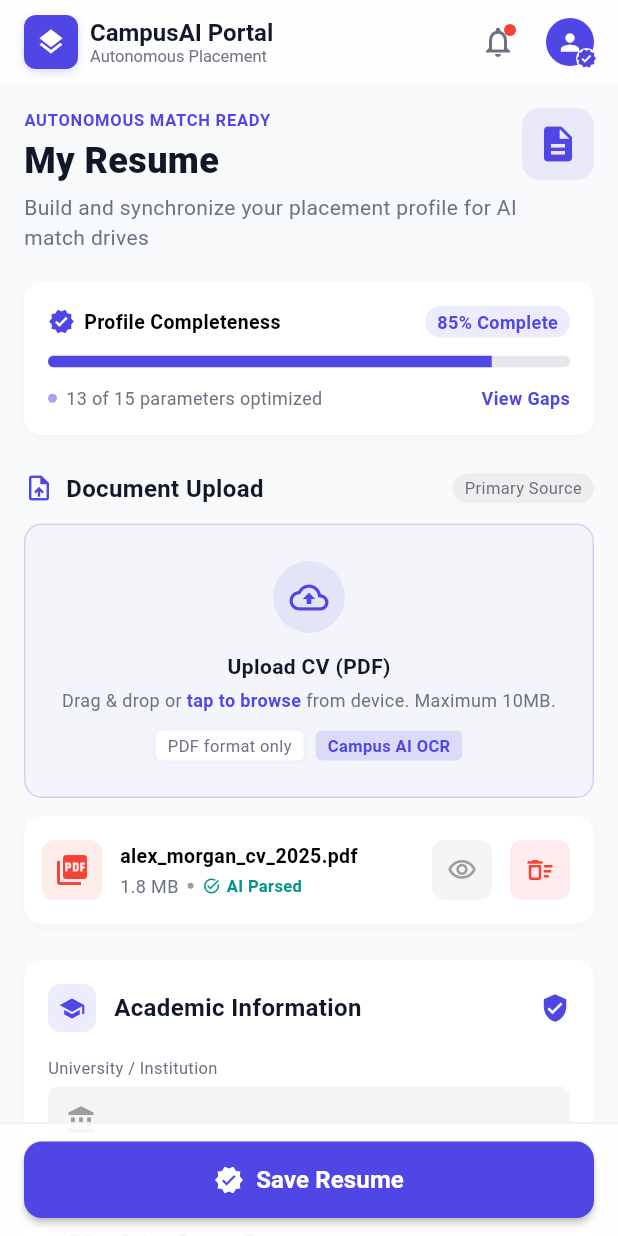
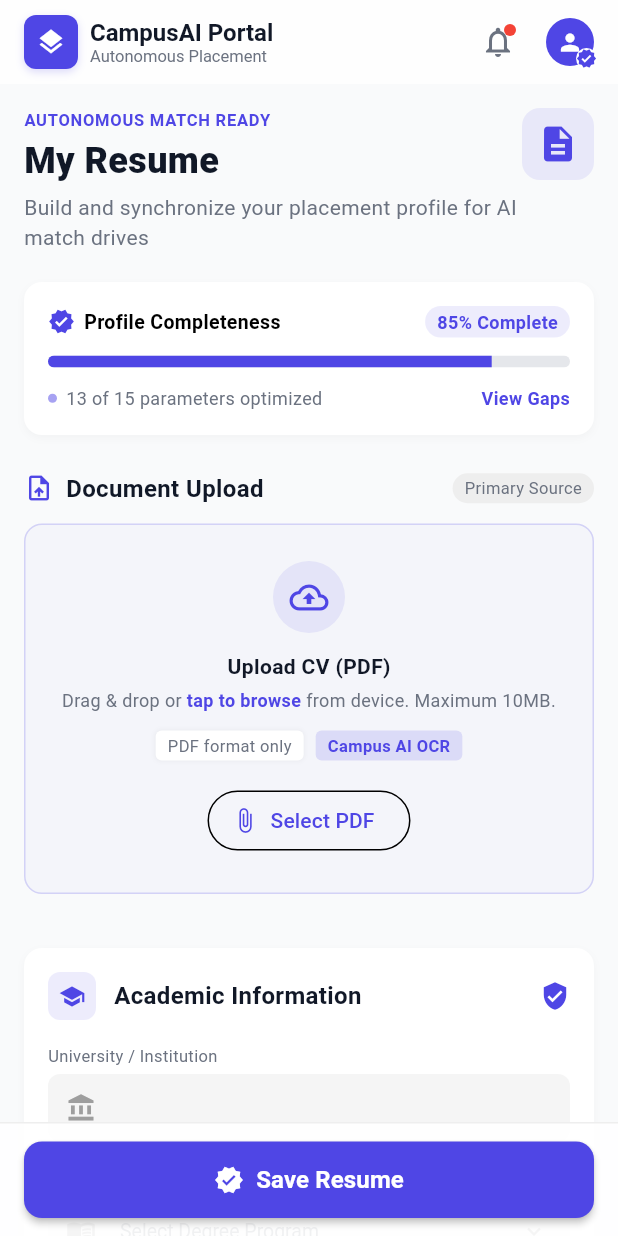
Before and after one commit to IT24100316/Campus-Placement-System, a Flutter app: the ProfileScreen screen opened directly, on a phone screen of 412 x 824 dp. Run offline on Flutter 3.47's test engine with Material 3 defaults, Android fonts, the phone set to English and light mode, and no system bars; our stand-ins replace file_picker; network calls fail.

Commit message:
feat(student-resume): add PDF file selection controls
added local PDF selection controls

```diff
--- a/frontend_flutter/lib/features/profile/presentation/screens/profile_screen.dart
+++ b/frontend_flutter/lib/features/profile/presentation/screens/profile_screen.dart
@@ -1,6 +1,8 @@
 import 'package:flutter/material.dart';
 import 'package:flutter/services.dart';
 import 'dart:convert';
+import 'dart:typed_data';
+import 'package:file_picker/file_picker.dart';
 import 'package:http/http.dart' as http;
 import '../../../../core/constants/app_colors.dart';
 import '../../../../core/constants/api_endpoints.dart';
@@ -13,6 +15,8 @@ class ProfileScreen extends StatefulWidget {
 }
 
 class _ProfileScreenState extends State<ProfileScreen> {
+  static const int _maxCvFileSizeBytes = 10 * 1024 * 1024;
+
   final _formKey = GlobalKey<FormState>();
   final List<String> _skills = [];
   final List<String> _tools = [];
@@ -46,6 +50,10 @@ class _ProfileScreenState extends State<ProfileScreen> {
   String? _toolsError;
   String? _internshipTypeError;
   String? _locationError;
+  PlatformFile? _selectedCvFile;
+  int? _selectedCvFileSize;
+  String? _cvSelectionError;
+  bool _isSelectingCv = false;
 
   static const List<String> degreePrograms = ['BSc (Hons) Information Technology', 'BSc (Hons) Software Engineering', 'BSc (Hons) Computer Science', 'BSc (Hons) Data Science', 'BSc (Hons) Cyber Security'];
   static const List<String> internshipTypes = ['OnSite', 'Hybrid', 'Remote'];
@@ -112,6 +120,95 @@ class _ProfileScreenState extends State<ProfileScreen> {
     }
   }
 
+  Future<void> _selectCvFile() async {
+    if (_isSelectingCv) {
+      return;
+    }
+
+    setState(() {
+      _isSelectingCv = true;
+      _cvSelectionError = null;
+    });
+
+    try {
+      final file = await FilePicker.pickFile(
+        type: FileType.custom,
+        allowedExtensions: const ['pdf'],
+      );
+
+      if (file == null) {
+        return;
+      }
+
+      final fileSize = file.lengthSync() ?? await file.length();
+      if (fileSize == null || fileSize <= 0) {
+        _setCvSelectionError('The selected PDF could not be read. Please try again.');
+        return;
+      }
+
+      if (fileSize > _maxCvFileSizeBytes) {
+        _setCvSelectionError('The CV must not exceed 10 MB.');
+        return;
+      }
+
+      if (!file.name.toLowerCase().endsWith('.pdf')) {
+        _setCvSelectionError('Only PDF files can be selected.');
+        return;
+      }
+
+      final bytes = await file.readAsBytes();
+      if (!_hasPdfSignature(bytes)) {
+        _setCvSelectionError('The selected file does not contain valid PDF content.');
+        return;
+      }
+
+      if (!mounted) {
+        return;
+      }
+
+      setState(() {
+        _selectedCvFile = file;
+        _selectedCvFileSize = fileSize;
+        _cvSelectionError = null;
+      });
+    } catch (_) {
+      _setCvSelectionError('Unable to access the selected file. Please check permissions and try again.');
+    } finally {
+      if (mounted) {
+        setState(() => _isSelectingCv = false);
+      }
+    }
+  }
+
+  void _removeSelectedCv() {
+    setState(() {
+      _selectedCvFile = null;
+      _selectedCvFileSize = null;
+      _cvSelectionError = null;
+    });
+  }
+
+  void _setCvSelectionError(String message) {
+    if (mounted) {
+      setState(() => _cvSelectionError = message);
+    }
+  }
+
+  bool _hasPdfSignature(Uint8List bytes) {
+    const pdfSignature = [0x25, 0x50, 0x44, 0x46, 0x2D];
+    if (bytes.length < pdfSignature.length) {
+      return false;
+    }
+
+    return List.generate(pdfSignature.length, (index) => index)
+        .every((index) => bytes[index] == pdfSignature[index]);
+  }
+
+  String _formatFileSize(int bytes) {
+    const bytesPerMegabyte = 1024 * 1024;
+    return '${(bytes / bytesPerMegabyte).toStringAsFixed(1)} MB';
+  }
+
   void _triggerSaveAnimation() async {
     final isFormValid = _formKey.currentState?.validate() ?? false;
     setState(() {
@@ -123,13 +220,17 @@ class _ProfileScreenState extends State<ProfileScreen> {
       _locationError = _selectedLocations.isEmpty
           ? 'Select at least one preferred location.'
           : null;
+      _cvSelectionError = _selectedCvFile == null
+          ? 'Select a PDF CV before saving.'
+          : null;
     });
 
     if (!isFormValid
         || _skillsError != null
         || _toolsError != null
         || _internshipTypeError != null
-        || _locationError != null) {
+        || _locationError != null
+        || _cvSelectionError != null) {
       return;
     }
 
@@ -576,13 +677,39 @@ class _ProfileScreenState extends State<ProfileScreen> {
                 child: const Text('Campus AI OCR', style: TextStyle(fontSize: 11, color: AppColors.primary, fontWeight: FontWeight.bold)),
               ),
             ],
-          )
+          ),
+          const SizedBox(height: 16),
+          OutlinedButton.icon(
+            onPressed: _isSelectingCv ? null : _selectCvFile,
+            icon: _isSelectingCv
+                ? const SizedBox(
+                    height: 16,
+                    width: 16,
+                    child: CircularProgressIndicator(strokeWidth: 2),
+                  )
+                : const Icon(Icons.attach_file),
+            label: Text(_selectedCvFile == null ? 'Select PDF' : 'Change PDF'),
+          ),
+          if (_cvSelectionError != null)
+            Padding(
+              padding: const EdgeInsets.only(top: 8),
+              child: Text(
+                _cvSelectionError!,
+                textAlign: TextAlign.center,
+                style: const TextStyle(color: Colors.red, fontSize: 12),
+              ),
+            ),
         ],
       ),
     );
   }
 
   Widget _buildUploadedFileItem() {
+    final file = _selectedCvFile;
+    if (file == null) {
+      return const SizedBox.shrink();
+    }
+
     return Container(
       padding: const EdgeInsets.all(12),
       decoration: BoxDecoration(
@@ -605,31 +732,30 @@ class _ProfileScreenState extends State<ProfileScreen> {
             child: Column(
               crossAxisAlignment: CrossAxisAlignment.start,
               children: [
-                const Text('alex_morgan_cv_2025.pdf', style: TextStyle(fontSize: 13, fontWeight: FontWeight.w600), maxLines: 1, overflow: TextOverflow.ellipsis),
+                Text(file.name, style: const TextStyle(fontSize: 13, fontWeight: FontWeight.w600), maxLines: 1, overflow: TextOverflow.ellipsis),
                 const SizedBox(height: 2),
                 Row(
                   children: [
-                    const Text('1.8 MB', style: TextStyle(fontSize: 12, color: AppColors.textSecondaryLight)),
+                    Text(
+                      _selectedCvFileSize == null
+                          ? 'Size unavailable'
+                          : _formatFileSize(_selectedCvFileSize!),
+                      style: const TextStyle(fontSize: 12, color: AppColors.textSecondaryLight),
+                    ),
                     const SizedBox(width: 6),
                     Container(width: 4, height: 4, decoration: const BoxDecoration(color: Colors.grey, shape: BoxShape.circle)),
                     const SizedBox(width: 6),
-                    const Icon(Icons.task_alt, color: Colors.teal, size: 12),
+                    const Icon(Icons.check_circle_outline, color: Colors.teal, size: 12),
                     const SizedBox(width: 4),
-                    const Text('AI Parsed', style: TextStyle(fontSize: 11, color: Colors.teal, fontWeight: FontWeight.bold)),
+                    const Text('Ready to upload', style: TextStyle(fontSize: 11, color: Colors.teal, fontWeight: FontWeight.bold)),
                   ],
                 ),
               ],
             ),
           ),
           IconButton(
-            icon: const Icon(Icons.visibility_outlined, color: Colors.grey, size: 20),
-            onPressed: () {},
-            style: IconButton.styleFrom(backgroundColor: Colors.grey.shade100, shape: RoundedRectangleBorder(borderRadius: BorderRadius.circular(8))),
-          ),
-          const SizedBox(width: 4),
-          IconButton(
             icon: const Icon(Icons.delete_sweep_outlined, color: Colors.red, size: 20),
-            onPressed: () {},
+            onPressed: _removeSelectedCv,
             style: IconButton.styleFrom(backgroundColor: Colors.red.shade50, shape: RoundedRectangleBorder(borderRadius: BorderRadius.circular(8))),
           ),
         ],
--- a/frontend_flutter/pubspec.yaml
+++ b/frontend_flutter/pubspec.yaml
@@ -36,6 +36,7 @@ dependencies:
   cupertino_icons: ^1.0.8
   google_fonts: ^8.2.1
   http: ^1.6.0
+  file_picker: ^13.1.0
 
 dev_dependencies:
   flutter_test:
```
Also changed, not shown: frontend_flutter/pubspec.lock, 1 other file.
